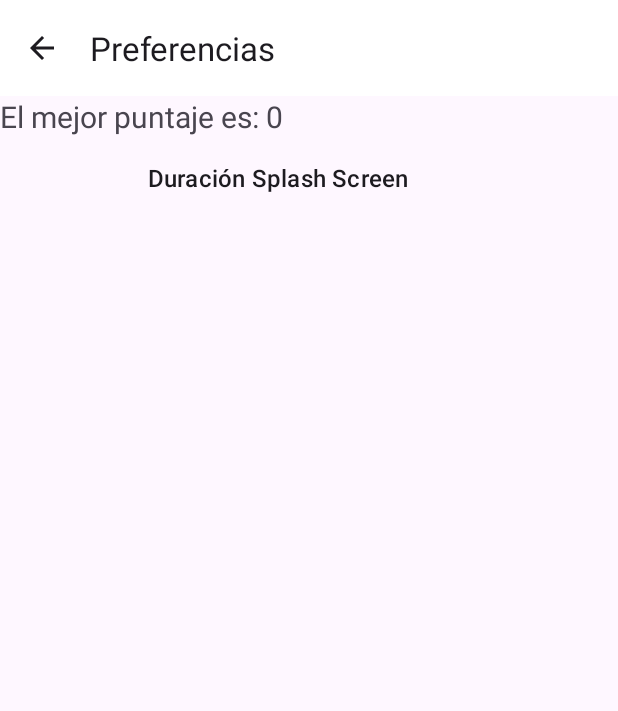
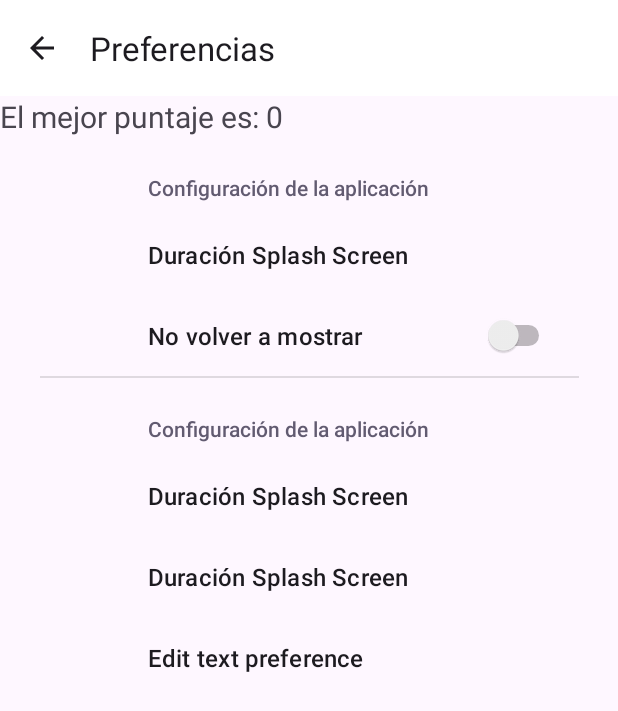
Before and after one commit to BenjaR-Dev/BopIt, an Android app: the screen it shows after launch (PreferenciasActivity), in the options menu, after a tap on "Preferencias", on a phone screen of 412 x 824 dp. Shown: the top 711 px of the screen. Run offline under Robolectric (Android 15) with nearby library versions, the phone set to English and light mode, and no system bars; our stand-ins replace androidx.preference.

Commit message:
Commit 3 POA
Diálogo con instrucciones, algunos ajustes para la persistencia del "No volver a mostrar"

```diff
--- a/app/src/main/java/cl/brodriguez/bopit/HomeActivity.kt
+++ b/app/src/main/java/cl/brodriguez/bopit/HomeActivity.kt
@@ -7,11 +7,54 @@ import android.view.Menu
 import android.view.MenuItem
 import android.view.View
 import androidx.appcompat.widget.Toolbar
+import android.app.AlertDialog
+import android.content.Context
+import android.widget.Button
+import android.widget.TextView
+import android.widget.Toast
 
 class HomeActivity : AppCompatActivity() {
     override fun onCreate(savedInstanceState: Bundle?) {
         super.onCreate(savedInstanceState)
         setContentView(R.layout.activity_home)
+
+        //Crear el Alert Dialog
+        val dialogBuilder = AlertDialog.Builder(this)
+        val inflater = layoutInflater
+        val dialogView = inflater.inflate(R.layout.instrucciones_dialog_layout, null)
+        dialogBuilder.setView(dialogView)
+
+        // Obtener las referencias de los elementos del diálogo
+        val dialogMessage = dialogView.findViewById<TextView>(R.id.dialog_message)
+        val buttonNoMostrar = dialogView.findViewById<Button>(R.id.button_no_mostrar)
+        val buttonCerrar = dialogView.findViewById<Button>(R.id.button_cerrar)
+
+        //Texto que mostrará el dialogo
+        dialogMessage.text = getString(R.string.TextoInstrucciones)
+
+        val alertDialog = dialogBuilder.create()
+
+        //BOTON NO VOLVER A MOSTRAR
+        buttonNoMostrar.setOnClickListener {
+            val sharedPreferences = getSharedPreferences("NoVolverAMostrar", Context.MODE_PRIVATE)
+            val editor = sharedPreferences.edit()
+            val valorNoVolverAMostrar = "true"
+            editor.putString("NoVolverAMostrar", valorNoVolverAMostrar)
+            editor.apply()
+            alertDialog.dismiss()
+        } //BOTON CERRAR
+        buttonCerrar.setOnClickListener {
+            alertDialog.dismiss()
+        }
+
+
+
+        // Mostrar el diálogo
+        val sharedPreferences = getSharedPreferences("NoVolverAMostrar", Context.MODE_PRIVATE)
+        val noVolverAMostrar = sharedPreferences.getString("NoVolverAMostrar", "")
+        if (noVolverAMostrar == "false"){
+            alertDialog.show()
+        }
 
         //Pantalla completa
         window.decorView.systemUiVisibility = (
--- a/app/src/main/java/cl/brodriguez/bopit/PantallaFinActivity.kt
+++ b/app/src/main/java/cl/brodriguez/bopit/PantallaFinActivity.kt
@@ -36,7 +36,6 @@ class PantallaFinActivity : AppCompatActivity() {
 
         //Recuperar valor
         val puntajeObtenido = intent.getIntExtra("PUNTAJE", 0)
-        Toast.makeText(applicationContext, "$puntajeObtenido", Toast.LENGTH_SHORT).show()
         textViewPuntajeObtenido.text = "$puntajeObtenido"
 
         //Guardar puntaje máximo
--- a/app/src/main/java/cl/brodriguez/bopit/PreferenciasActivity.kt
+++ b/app/src/main/java/cl/brodriguez/bopit/PreferenciasActivity.kt
@@ -7,8 +7,11 @@ import android.content.Context
 import android.view.Menu
 import android.view.MenuItem
 import android.view.View
+import android.widget.Switch
 import android.widget.TextView
+import android.widget.Toast
 import androidx.appcompat.widget.Toolbar
+import androidx.preference.SwitchPreferenceCompat
 
 
 class PreferenciasActivity : AppCompatActivity() {
@@ -37,6 +40,18 @@ class PreferenciasActivity : AppCompatActivity() {
         //Persistencia
         val sharedPreferences = getSharedPreferences("PuntajeMayor", Context.MODE_PRIVATE)
         val mejorPuntaje = sharedPreferences.getInt("puntaje_mayor", 0)
+
+        /*
+        // Guardar un nuevo valor en SharedPreferences
+        val sharedPreferences2 = getSharedPreferences("NoVolverAMostrar", Context.MODE_PRIVATE)
+        val editor = sharedPreferences2.edit()
+        val valorNoVolverAMostrar = "false"
+        editor.putString("NoVolverAMostrar", valorNoVolverAMostrar)
+        editor.apply()
+        */
+
+
+
 
         textViewMejorPuntaje = findViewById(R.id.TextView7)
 
@@ -77,3 +92,31 @@ class PreferenciasActivity : AppCompatActivity() {
         }
     }
 }
+
+
+class SettingsFragment : PreferenceFragmentCompat() {
+    override fun onCreatePreferences(savedInstanceState: Bundle?, rootKey: String?) {
+        setPreferencesFromResource(R.xml.root_preferences, rootKey)
+
+
+        // referencia del switch
+        val switchPreference = findPreference<SwitchPreferenceCompat>("novolveramostrar")
+        Toast.makeText(requireContext(), "ME CAGO EN TODO", Toast.LENGTH_SHORT).show()
+
+        val sharedPreferences = requireActivity().getSharedPreferences("NoVolverAMostrar", Context.MODE_PRIVATE)
+        val valorNoVolverAMostrar = sharedPreferences.getString("NoVolverAMostrar", "")
+
+        switchPreference?.isChecked = valorNoVolverAMostrar == "true"
+
+        switchPreference?.setOnPreferenceChangeListener { preference, newValue ->
+            val switched = newValue as Boolean
+
+            val editor = sharedPreferences.edit()
+            editor.putString("NoVolverAMostrar", switched.toString())
+            editor.apply()
+
+
+            true
+        }
+    }
+}
--- a/app/src/main/res/values/strings.xml
+++ b/app/src/main/res/values/strings.xml
@@ -19,16 +19,38 @@
 
     //Pantalla "Preferencias"
     <string name="tituloPreferencias">Preferencias</string>
+    <string name="seccion1">Configuración de la aplicación</string>
+    <string name="seccion2">Configuración de la partida</string>
+        <string name="DuracionSplashScreen">Duración Splash Screen</string>
+        <string name="instrucciones">No volver a mostrar instrucciones</string>
+        <string name="Dificultad">Nivel de dificultad</string>
+        <string name="RecordActual">Record actual</string>
+
     <string name="title_activity_preferencias">PreferenciasActivity</string>
 
     //Pantalla final
-    <string name="PuntajeMayorPrevio">Tu mejor puntaje es:</string>
+    <string name="PuntajeMayorPrevio">Tu mejor puntaje previo era:</string>
     <string name="PuntajeObtenido">Tu puntaje obtenido en esta partida fue:</string>
     <string name="PuntajeMayorSuperado">Superaste el record, felicidades!</string>
     <string name="PuntajeMayorNoSuperado">No superaste el record, sigue jugando!</string>
     <string name="PuntajeMayorNuevo">Tu nuevo mejor puntaje es:</string>
     <string name="PuntajeMayorSeMantiene">El mejor puntaje sigue siendo:</string>
     <string name="BotonSalir">Volver al menú</string>
+
+    //Diálogo de instrucciones
+    <string name="TextoInstrucciones">Bienvenido a Bop It Mobile! \n\nLas instrucciones del juego son las siguientes: \nSe te pedirá que realices
+        una acción determinada y solo tendrás un tiempo limitado para realizar esa acción, pero necesitas ser veloz! Ya que cada vez hay menos tiempo
+    para reaccionar. \n\nObtén un mayor puntaje realizando la mayor cantidad de acciones que sea posible.
+        \n\nEn \"Preferencias\" puedes modificar la dificultad inicial.</string>
+    <string name="NoVolverAMostrar">No volver a mostrar</string>
+    <string name="Cerrar">Cerrar</string>
+
+
+
+
+
+
+
 
     <!-- Preference Titles -->
     <string name="messages_header">Configuración Splash Screen</string>
--- a/app/src/main/res/xml/root_preferences.xml
+++ b/app/src/main/res/xml/root_preferences.xml
@@ -1,14 +1,49 @@
 <PreferenceScreen xmlns:android="http://schemas.android.com/apk/res/android"
     xmlns:app="http://schemas.android.com/apk/res-auto">
 
-    <PreferenceCategory>
+    <PreferenceCategory
+        android:layout_width="wrap_content"
+        android:layout_height="wrap_content"
+        app:title="@string/seccion1">
 
         <ListPreference
             android:defaultValue="1"
             android:entries="@array/reply_entries"
             android:entryValues="@array/reply_values"
-            android:key="list_preference_1"
+            android:key="duracionsplash"
+            android:title="@string/DuracionSplashScreen" />
+
+        <SwitchPreference
+            android:layout_width="wrap_content"
+            android:layout_height="wrap_content"
+            android:defaultValue="false"
+            android:title="@string/NoVolverAMostrar"
+            app:key="novolveramostrar" />
+
+    </PreferenceCategory>
+    <PreferenceCategory app:title="@string/seccion1">
+
+        <ListPreference
+            android:defaultValue="1"
+            android:entries="@array/reply_entries"
+            android:entryValues="@array/reply_values"
+            android:key="dificultad"
             android:title="Duración Splash Screen" />
+        <ListPreference
+            android:layout_width="wrap_content"
+            android:layout_height="wrap_content"
+            android:defaultValue="record"
+            android:entries="@array/reply_entries"
+            android:entryValues="@array/reply_values"
+            android:key="list_preference_2"
+            android:title="Duración Splash Screen" />
+        <EditTextPreference
+            android:layout_width="wrap_content"
+            android:layout_height="wrap_content"
+            android:defaultValue="Default value"
+            android:selectAllOnFocus="true"
+            android:singleLine="true"
+            android:title="Edit text preference" />
 
     </PreferenceCategory>
 
```
Also changed, not shown: app/src/main/res/layout/instrucciones_dialog_layout.xml (added, +48 -0 lines).
